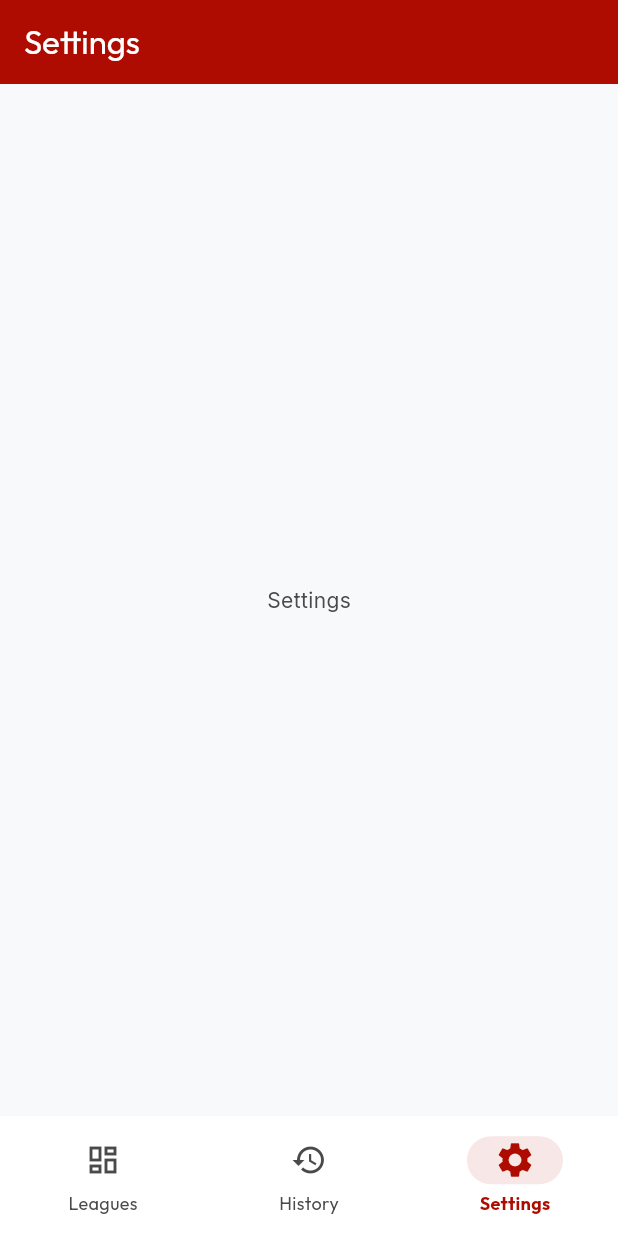
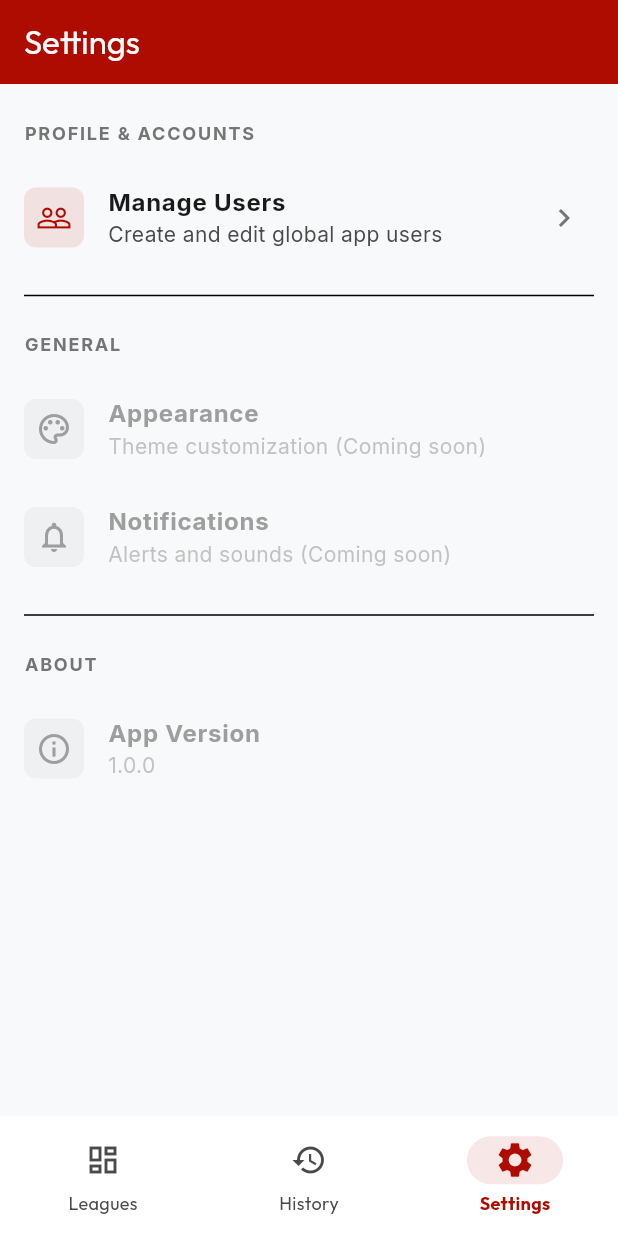
Before and after one commit to FrankPudding/game-on, a Flutter app: the screen it shows after launch, item 3 of the bottom bar chosen, on a phone screen of 412 x 824 dp. Run offline on Flutter 3.47's test engine with Material 3 defaults, Android fonts, the phone set to English and light mode, and no system bars; our stand-ins replace flutter_riverpod, get_it, google_fonts, hive_ce, hive_ce_flutter; accounts and stored records are empty.

```diff
--- a/lib/domain/repositories/league_player_repository.dart
+++ b/lib/domain/repositories/league_player_repository.dart
@@ -3,4 +3,5 @@ import '../repository.dart';
 
 abstract class LeaguePlayerRepository extends Repository<LeaguePlayer, String> {
   Future<List<LeaguePlayer>> getByLeague(String leagueId);
+  Future<List<LeaguePlayer>> getByUserId(String userId);
 }
--- a/lib/presentation/screens/main_navigation.dart
+++ b/lib/presentation/screens/main_navigation.dart
@@ -1,6 +1,7 @@
 import 'package:flutter/material.dart';
 import 'home/home_screen.dart';
 import 'league/select_ranking_policy_screen.dart';
+import 'settings/settings_screen.dart';
 import '../theme/app_theme.dart';
 
 class MainNavigation extends StatefulWidget {
@@ -22,7 +23,7 @@ class _MainNavigationState extends State<MainNavigation> {
   final List<Widget> _screens = [
     const HomeScreen(),
     const Center(child: Text('History')),
-    const Center(child: Text('Settings')),
+    const SettingsScreen(),
   ];
 
   @override
--- /dev/null
+++ b/lib/presentation/screens/settings/settings_screen.dart
@@ -0,0 +1,114 @@
+import 'package:flutter/material.dart';
+import '../../theme/app_theme.dart';
+import 'manage_users_screen.dart';
+
+class SettingsScreen extends StatelessWidget {
+  const SettingsScreen({super.key});
+
+  @override
+  Widget build(BuildContext context) {
+    return ListView(
+      padding: const EdgeInsets.symmetric(vertical: 16),
+      children: [
+        _buildSectionHeader('Profile & Accounts'),
+        _buildListTile(
+          context,
+          icon: Icons.people_outline,
+          title: 'Manage Users',
+          subtitle: 'Create and edit global app users',
+          onTap: () {
+            Navigator.push(
+              context,
+              MaterialPageRoute(
+                  builder: (context) => const ManageUsersScreen()),
+            );
+          },
+        ),
+        const Divider(height: 32, indent: 16, endIndent: 16),
+        _buildSectionHeader('General'),
+        _buildListTile(
+          context,
+          icon: Icons.color_lens_outlined,
+          title: 'Appearance',
+          subtitle: 'Theme customization (Coming soon)',
+          enabled: false,
+        ),
+        _buildListTile(
+          context,
+          icon: Icons.notifications_none_outlined,
+          title: 'Notifications',
+          subtitle: 'Alerts and sounds (Coming soon)',
+          enabled: false,
+        ),
+        const Divider(height: 32, indent: 16, endIndent: 16),
+        _buildSectionHeader('About'),
+        _buildListTile(
+          context,
+          icon: Icons.info_outline,
+          title: 'App Version',
+          subtitle: '1.0.0',
+          enabled: false,
+        ),
+      ],
+    );
+  }
+
+  Widget _buildSectionHeader(String title) {
+    return Padding(
+      padding: const EdgeInsets.fromLTRB(16, 8, 16, 12),
+      child: Text(
+        title.toUpperCase(),
+        style: const TextStyle(
+          fontSize: 12,
+          fontWeight: FontWeight.bold,
+          color: AppTheme.textTertiary,
+          letterSpacing: 1.2,
+        ),
+      ),
+    );
+  }
+
+  Widget _buildListTile(
+    BuildContext context, {
+    required IconData icon,
+    required String title,
+    required String subtitle,
+    VoidCallback? onTap,
+    bool enabled = true,
+  }) {
+    return ListTile(
+      leading: Container(
+        padding: const EdgeInsets.all(8),
+        decoration: BoxDecoration(
+          color: enabled
+              ? AppTheme.accentRed.withValues(alpha: 0.1)
+              : Colors.grey.withValues(alpha: 0.1),
+          borderRadius: BorderRadius.circular(8),
+        ),
+        child: Icon(
+          icon,
+          color: enabled ? AppTheme.accentRed : Colors.grey,
+        ),
+      ),
+      title: Text(
+        title,
+        style: TextStyle(
+          fontWeight: FontWeight.bold,
+          color: enabled ? AppTheme.textPrimary : Colors.grey,
+        ),
+      ),
+      subtitle: Text(
+        subtitle,
+        style: TextStyle(
+          color: enabled
+              ? AppTheme.textSecondary
+              : Colors.grey.withValues(alpha: 0.6),
+        ),
+      ),
+      trailing: enabled
+          ? const Icon(Icons.chevron_right, color: AppTheme.textTertiary)
+          : null,
+      onTap: enabled ? onTap : null,
+    );
+  }
+}
```
Also changed, not shown: lib/application/services/delete_user_service.dart (added, +44 -0 lines), lib/core/injection_container.dart (+11 -0 lines), lib/data/repositories/hive/hive_league_player_repository.dart (+8 -0 lines), lib/presentation/screens/settings/create_user_screen.dart (added, +185 -0 lines), lib/presentation/screens/settings/manage_users_screen.dart (added, +123 -0 lines), lib/providers/league_detail_provider.dart (+8 -5 lines), lib/providers/users_provider.dart (+15 -0 lines), 4 other files.
